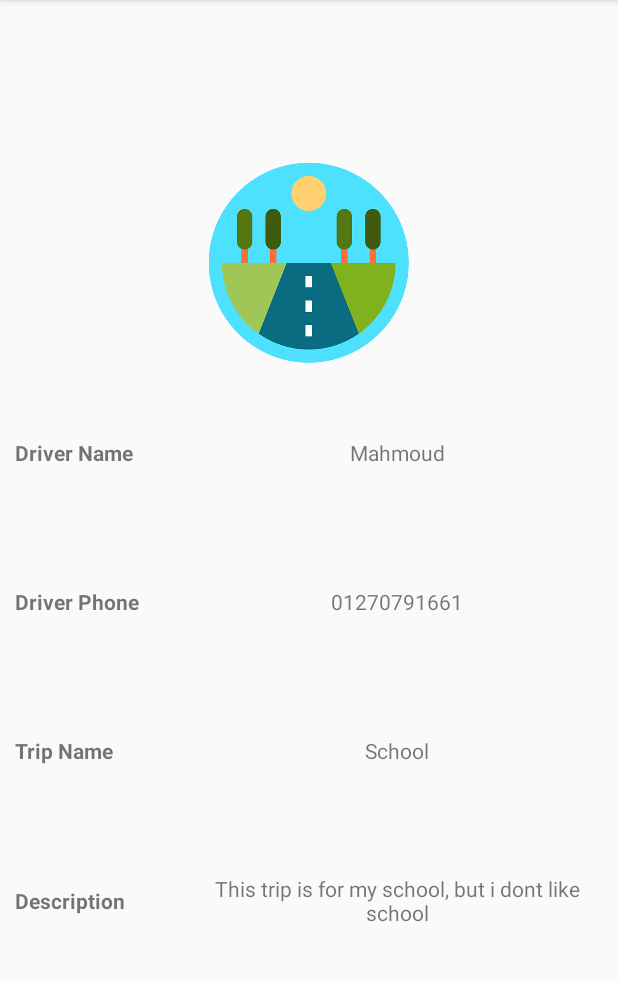
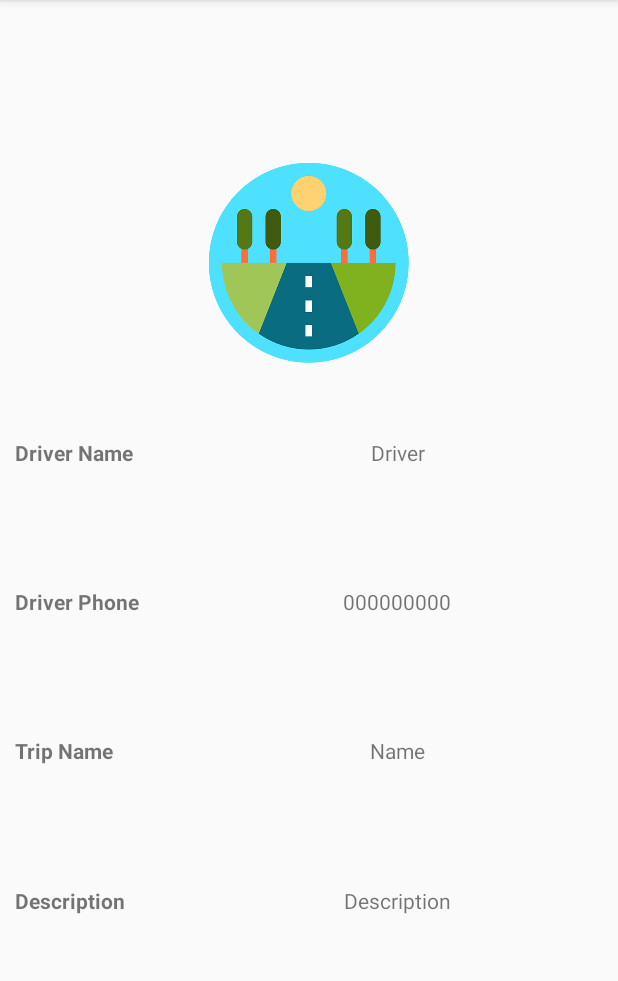
Before and after one commit to youssseeef/Bustour-Project-Client, an Android app: the TripInfoActivity screen opened directly, with no data from a screen before it, on a phone screen of 412 x 824 dp, the part 84-1065 px from its top. Run offline under Robolectric (Android 15) with nearby library versions, the phone set to English and light mode, and no system bars; our stand-ins replace Firebase (no records; nobody signed in at launch, a user with empty details on screens opened directly); 1 statement that could not run was skipped.

Commit message:
edited some layouts

```diff
--- a/app/src/main/res/layout/activity_fake_call.xml
+++ b/app/src/main/res/layout/activity_fake_call.xml
@@ -36,7 +36,7 @@
         android:id="@+id/driver_name_fake_call"
         android:textColor="@color/white"
         android:textStyle="bold"
-        android:text="Hamada"
+        android:text="Driver Name"
         android:layout_gravity="center"/>
     <TextView
         android:layout_width="wrap_content"
@@ -46,7 +46,7 @@
         android:textStyle="bold"
         android:id="@+id/driver_phone_fake_call"
         android:textColor="@color/white"
-        android:text="01270791661"
+        android:text="0000000000"
         android:layout_gravity="center"/>
     <LinearLayout
         android:layout_width="match_parent"
--- a/app/src/main/res/layout/activity_trip_info.xml
+++ b/app/src/main/res/layout/activity_trip_info.xml
@@ -35,7 +35,7 @@
             android:layout_height="match_parent"
             android:layout_weight=".7"
             android:gravity="center"
-            android:text="Mahmoud" />
+            android:text="Driver" />
     </LinearLayout>
 
     <LinearLayout
@@ -60,7 +60,7 @@
             android:layout_height="match_parent"
             android:layout_weight=".7"
             android:gravity="center"
-            android:text="01270791661" />
+            android:text="000000000" />
     </LinearLayout>
 
     <LinearLayout
@@ -85,7 +85,7 @@
             android:layout_height="match_parent"
             android:layout_weight=".7"
             android:gravity="center"
-            android:text="School" />
+            android:text="Name" />
     </LinearLayout>
 
     <LinearLayout
@@ -112,7 +112,7 @@
             android:layout_height="match_parent"
             android:layout_weight=".7"
             android:gravity="center"
-            android:text="This trip is for my school, but i dont like school" />
+            android:text="Description" />
     </LinearLayout>
 
     <LinearLayout
```
Also changed, not shown: 1 other file.
